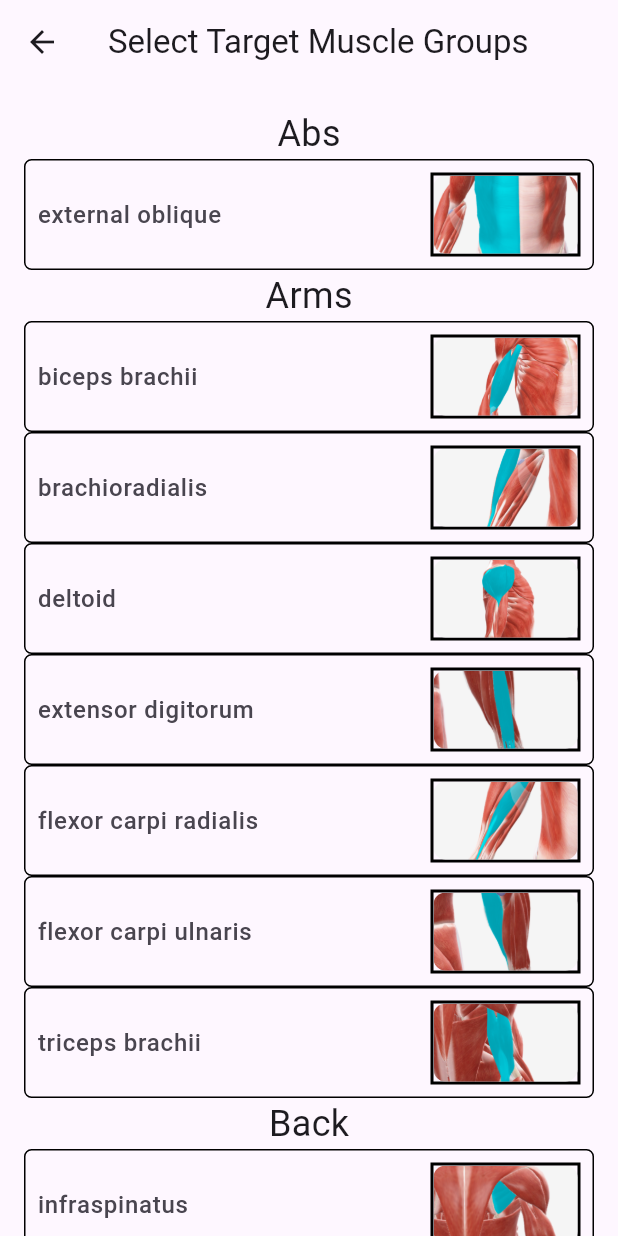
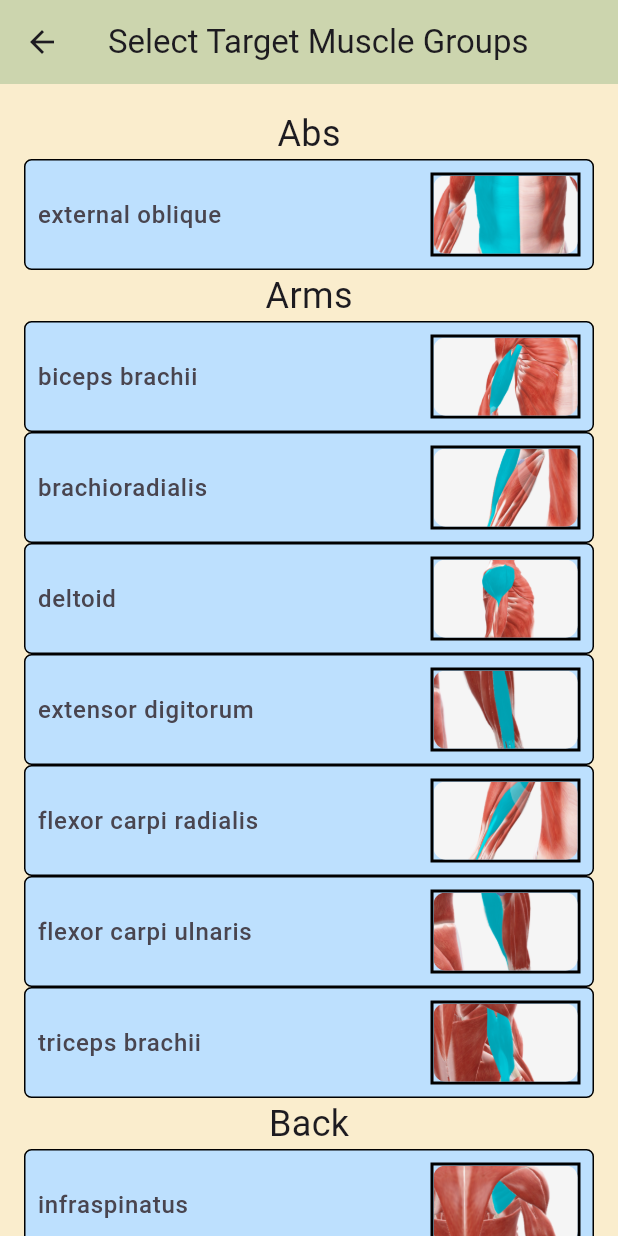
Before and after one commit to Pradham1/Fitness-App-with-AI-Integration, a Flutter app: the CreateWorkoutPage screen opened by its route, on a phone screen of 412 x 824 dp. Run offline on Flutter 3.47's test engine with Material 3 defaults, Android fonts, the phone set to English and light mode, and no system bars; our stand-ins replace cloud_firestore, firebase_auth, firebase_core; accounts and stored records are empty; network calls fail.

Commit message:
ninth commit

```diff
--- a/lib/main.dart
+++ b/lib/main.dart
@@ -24,7 +24,7 @@ class MyApp extends StatelessWidget {
       theme: ThemeData(
         primaryColor: Colors.greenAccent,
       ),
-      home: ChatScreen(),
+      home: BootPage(),
       routes: {
         '/home': (context) => HomePage(),
         '/create-workout': (context) => CreateWorkoutPage(),
--- a/lib/views/boot_page.dart
+++ b/lib/views/boot_page.dart
@@ -11,6 +11,7 @@ class _BootPageState extends State<BootPage> {
   @override
   Widget build(BuildContext context) {
     return Scaffold(
+      backgroundColor: Color.fromARGB(255, 204, 213, 174),
       body:
         Column(
           mainAxisAlignment: MainAxisAlignment.center,
@@ -34,7 +35,7 @@ class _BootPageState extends State<BootPage> {
                 Navigator.pushNamed(context, '/login');
               },
               style: TextButton.styleFrom(
-                backgroundColor: Colors.greenAccent,
+                backgroundColor: Colors.green,
                 foregroundColor: Colors.white,
                 padding: const EdgeInsets.symmetric(horizontal: 20, vertical: 10),
                 textStyle: const TextStyle(fontSize: 18),
--- a/lib/views/create_workout_page.dart
+++ b/lib/views/create_workout_page.dart
@@ -54,13 +54,15 @@ class _CreateWorkoutPageState extends State<CreateWorkoutPage> {
   @override
   Widget build(BuildContext context) {
     return Scaffold(
-
+      backgroundColor: Color.fromARGB(255, 250, 237, 205),
       appBar: AppBar(
+        backgroundColor: Color.fromARGB(255,204,213,174),
         title: const Text('Select Target Muscle Groups'),
       ),
       body:
 
         SingleChildScrollView(
+
           padding: EdgeInsets.all(16),
           child: Column(
 
@@ -69,6 +71,7 @@ class _CreateWorkoutPageState extends State<CreateWorkoutPage> {
               //---------------------------------------------------------------------------------------------------------------------------------------------------------------------------
               const Text('Abs',style: TextStyle(fontSize: 24),),
                 ListTile(
+                  tileColor: Color.fromARGB(255, 189, 224, 254),
                   shape: RoundedRectangleBorder(
                     side: BorderSide(color: Colors.black, width: 1),
                     borderRadius: BorderRadius.circular(5),
@@ -108,6 +111,7 @@ class _CreateWorkoutPageState extends State<CreateWorkoutPage> {
               //---------------------------------------------------------------------------------------------------------------------------------------------------------------------------
               const Text('Arms',style: TextStyle(fontSize: 24),),
               ListTile(
+                tileColor: Color.fromARGB(255, 189, 224, 254),
                   shape: RoundedRectangleBorder(
                     side: BorderSide(color: Colors.black, width: 1),
                     borderRadius: BorderRadius.circular(5),
@@ -144,6 +148,7 @@ class _CreateWorkoutPageState extends State<CreateWorkoutPage> {
                 ),
 
                 ListTile(
+                  tileColor: Color.fromARGB(255, 189, 224, 254),
                   shape: RoundedRectangleBorder(
                     side: BorderSide(color: Colors.black, width: 1),
                     borderRadius: BorderRadius.circular(5),
@@ -180,6 +185,7 @@ class _CreateWorkoutPageState extends State<CreateWorkoutPage> {
                 ),
 
                 ListTile(
+                  tileColor: Color.fromARGB(255, 189, 224, 254),
                   shape: RoundedRectangleBorder(
                     side: BorderSide(color: Colors.black, width: 1),
                     borderRadius: BorderRadius.circular(5),
@@ -216,6 +222,7 @@ class _CreateWorkoutPageState extends State<CreateWorkoutPage> {
                 ),
 
                 ListTile(
+                  tileColor: Color.fromARGB(255, 189, 224, 254),
                   shape: RoundedRectangleBorder(
                     side: BorderSide(color: Colors.black, width: 1),
                     borderRadius: BorderRadius.circular(5),
@@ -252,6 +259,7 @@ class _CreateWorkoutPageState extends State<CreateWorkoutPage> {
                 ),
 
                 ListTile(
+                  tileColor: Color.fromARGB(255, 189, 224, 254),
                   shape: RoundedRectangleBorder(
                     side: BorderSide(color: Colors.black, width: 1),
                     borderRadius: BorderRadius.circular(5),
@@ -288,6 +296,7 @@ class _CreateWorkoutPageState extends State<CreateWorkoutPage> {
                 ),
 
                 ListTile(
+                  tileColor: Color.fromARGB(255, 189, 224, 254),
                   shape: RoundedRectangleBorder(
                     side: BorderSide(color: Colors.black, width: 1),
                     borderRadius: BorderRadius.circular(5),
@@ -324,6 +333,7 @@ class _CreateWorkoutPageState extends State<CreateWorkoutPage> {
                 ),
 
                 ListTile(
+                  tileColor: Color.fromARGB(255, 189, 224, 254),
                   shape: RoundedRectangleBorder(
                     side: BorderSide(color: Colors.black, width: 1),
                     borderRadius: BorderRadius.circular(5),
@@ -362,6 +372,7 @@ class _CreateWorkoutPageState extends State<CreateWorkoutPage> {
               //---------------------------------------------------------------------------------------------------------------------------------------------------------------------------
               const Text('Back',style: TextStyle(fontSize: 24),),
               ListTile(
+                tileColor: Color.fromARGB(255, 189, 224, 254),
                   shape: RoundedRectangleBorder(
                     side: BorderSide(color: Colors.black, width: 1),
                     borderRadius: BorderRadius.circular(5),
@@ -398,6 +409,7 @@ class _CreateWorkoutPageState extends State<CreateWorkoutPage> {
                 ),
 
                 ListTile(
+                  tileColor: Color.fromARGB(255, 189, 224, 254),
                   shape: RoundedRectangleBorder(
                     side: BorderSide(color: Colors.black, width: 1),
                     borderRadius: BorderRadius.circular(5),
@@ -434,6 +446,7 @@ class _CreateWorkoutPageState extends State<CreateWorkoutPage> {
                 ),
 
                 ListTile(
+                  tileColor: Color.fromARGB(255, 189, 224, 254),
                   shape: RoundedRectangleBorder(
                     side: BorderSide(color: Colors.black, width: 1),
                     borderRadius: BorderRadius.circular(5),
@@ -472,6 +485,7 @@ class _CreateWorkoutPageState extends State<CreateWorkoutPage> {
               //---------------------------------------------------------------------------------------------------------------------------------------------------------------------------
               const Text('Chest',style: TextStyle(fontSize: 24),),
               ListTile(
+                tileColor: Color.fromARGB(255, 189, 224, 254),
                   shape: RoundedRectangleBorder(
                     side: BorderSide(color: Colors.black, width: 1),
                     borderRadius: BorderRadius.circular(5),
@@ -510,6 +524,7 @@ class _CreateWorkoutPageState extends State<CreateWorkoutPage> {
               //---------------------------------------------------------------------------------------------------------------------------------------------------------------------------
               const Text('Legs',style: TextStyle(fontSize: 24),),
               ListTile(
+                tileColor: Color.fromARGB(255, 189, 224, 254),
                   shape: RoundedRectangleBorder(
                     side: BorderSide(color: Colors.black, width: 1),
                     borderRadius: BorderRadius.circular(5),
@@ -545,6 +560,7 @@ class _CreateWorkoutPageState extends State<CreateWorkoutPage> {
                   },
                 ),
                 ListTile(
+                  tileColor: Color.fromARGB(255, 189, 224, 254),
                   shape: RoundedRectangleBorder(
                     side: BorderSide(color: Colors.black, width: 1),
                     borderRadius: BorderRadius.circular(5),
@@ -581,6 +597,7 @@ class _CreateWorkoutPageState extends State<CreateWorkoutPage> {
                 ),
 
                 ListTile(
+                  tileColor: Color.fromARGB(255, 189, 224, 254),
                   shape: RoundedRectangleBorder(
                     side: BorderSide(color: Colors.black, width: 1),
                     borderRadius: BorderRadius.circular(5),
@@ -617,6 +634,7 @@ class _CreateWorkoutPageState extends State<CreateWorkoutPage> {
                 ),
 
                 ListTile(
+                  tileColor: Color.fromARGB(255, 189, 224, 254),
                   shape: RoundedRectangleBorder(
                     side: BorderSide(color: Colors.black, width: 1),
                     borderRadius: BorderRadius.circular(5),
@@ -672,7 +690,7 @@ class _CreateWorkoutPageState extends State<CreateWorkoutPage> {
 
             bottomNavigationBar: selectedText != null ? Container(
 
-              color: Colors.blue.shade100,
+              color: Color.fromARGB(255,204,213,174),
               child: Padding(
                 padding: const EdgeInsets.symmetric(horizontal: 16, vertical: 12),
                 child: SingleChildScrollView(
--- a/lib/views/home_page.dart
+++ b/lib/views/home_page.dart
@@ -13,9 +13,10 @@ class _HomePageState extends State<HomePage> {
   @override
   Widget build(BuildContext context) {
     return Scaffold(
+        backgroundColor: Color.fromARGB(255, 250, 237, 205),
         appBar: AppBar(
             title: const Text('Home'),
-            backgroundColor: const Color.fromARGB(255, 240, 240, 220),
+            backgroundColor: Color.fromARGB(255, 204, 213, 174),
             actions: [
               PopupMenuButton<String>(
                 onSelected: (value) async {
@@ -41,7 +42,8 @@ class _HomePageState extends State<HomePage> {
               )
             ],
         ),
-        body: Row(
+        body:
+        Row(
           mainAxisAlignment: MainAxisAlignment.center,
           children: [
             OutlinedButton(
--- a/lib/views/login_page.dart
+++ b/lib/views/login_page.dart
@@ -32,7 +32,7 @@ class _LoginPageState extends State<LoginPage> {
   @override
   Widget build(BuildContext context) {
     return Scaffold(
-      backgroundColor: Color.fromARGB(255, 240, 240, 220),
+      backgroundColor: Color.fromARGB(255, 204, 213, 174),
       body:  FutureBuilder(
           future: Firebase.initializeApp(
             options: DefaultFirebaseOptions.currentPlatform,
```
Also changed, not shown: lib/cloud/cloud_storage.dart (+10 -10 lines), lib/views/api_call.dart (+8 -6 lines), lib/views/register_page.dart (+16 -1 lines).
